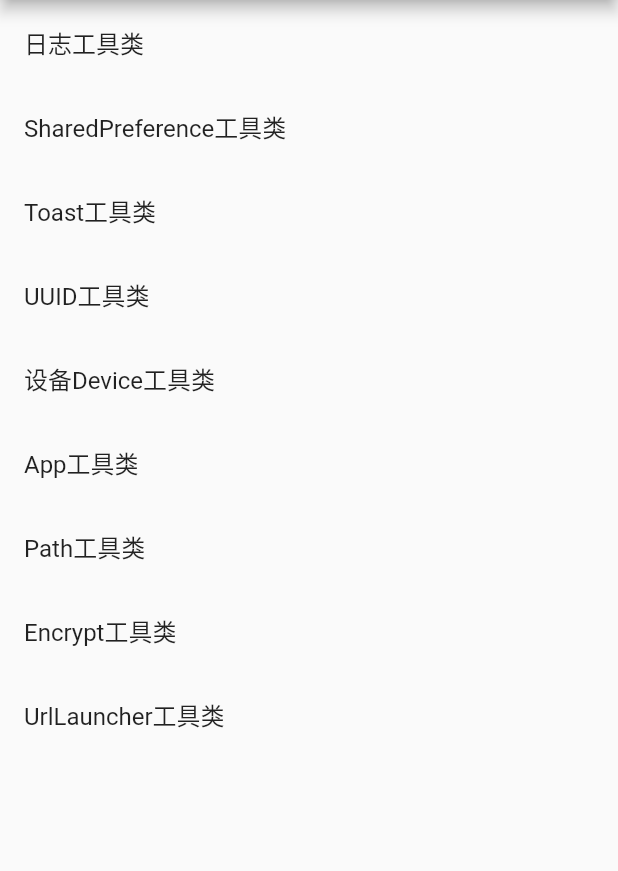
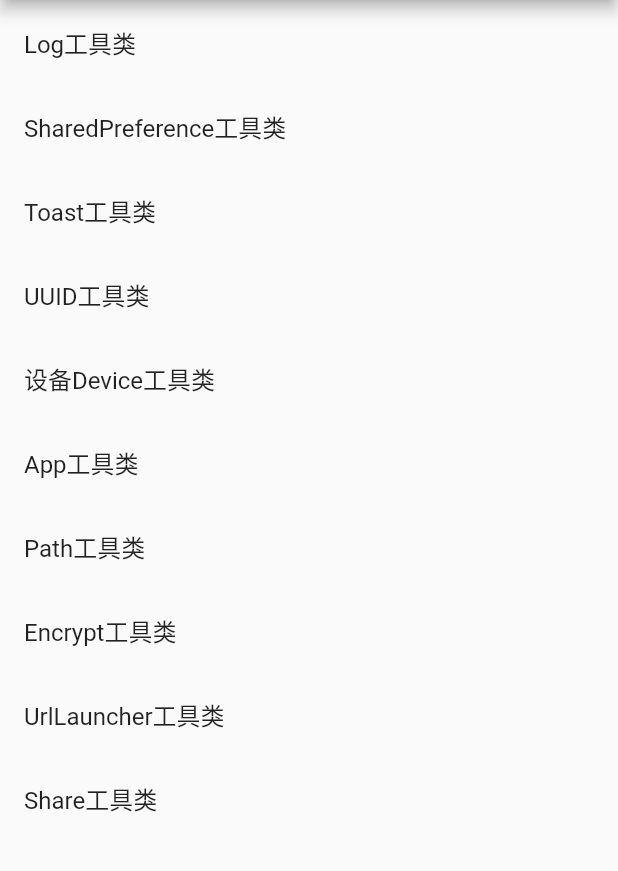
Before and after one commit to Fitem/flutter_util_code, a Flutter app: the screen it shows after launch, on a phone screen of 412 x 824 dp, the part 84-955 px from its top. Run offline on Flutter 3.47's test engine with Material 2 defaults, Android fonts, the phone set to English and light mode, and no system bars; our stand-ins replace device_info_plus, fluttertoast, get, package_info_plus, share_plus, shared_preferences; missing offline and left inert: android_id, encrypt, fast_rsa, pointycastle.

Commit message:
feat: 调整分享Demo页面

```diff
--- a/example/lib/function/home_page.dart
+++ b/example/lib/function/home_page.dart
@@ -8,7 +8,7 @@ class HomePage extends StatelessWidget {
   HomePage({super.key});
 
   final Map<String, String> _routerMap = {
-    RouterName.log: '日志工具类',
+    RouterName.log: 'Log工具类',
     RouterName.sharedPreference: 'SharedPreference工具类',
     RouterName.toast: 'Toast工具类',
     RouterName.uuid: 'UUID工具类',
@@ -17,6 +17,7 @@ class HomePage extends StatelessWidget {
     RouterName.path: 'Path工具类',
     RouterName.encrypt: 'Encrypt工具类',
     RouterName.urlLauncher: 'UrlLauncher工具类',
+    RouterName.share: 'Share工具类',
   };
 
   @override
--- a/example/lib/router/router_name.dart
+++ b/example/lib/router/router_name.dart
@@ -21,4 +21,6 @@ class RouterName {
   static String encrypt = "/encrypt";
   /// UrlLauncher工具类
   static String urlLauncher = "/url_launcher";
+  /// Share工具类
+  static String share = "/share";
 }
--- a/example/lib/router/router_page.dart
+++ b/example/lib/router/router_page.dart
@@ -1,9 +1,11 @@
+import 'package:flutter_util_code/share_utils.dart';
 import 'package:flutter_util_code_example/function/app_page.dart';
 import 'package:flutter_util_code_example/function/device_page.dart';
 import 'package:flutter_util_code_example/function/encrypted_page.dart';
 import 'package:flutter_util_code_example/function/home_page.dart';
 import 'package:flutter_util_code_example/function/log_page.dart';
 import 'package:flutter_util_code_example/function/path_page.dart';
+import 'package:flutter_util_code_example/function/share_page.dart';
 import 'package:flutter_util_code_example/function/shared_prefs/shared_prefs_page.dart';
 import 'package:flutter_util_code_example/function/toast_page.dart';
 import 'package:flutter_util_code_example/function/url_launcher_page.dart';
@@ -69,5 +71,10 @@ class RouterPage {
       name: RouterName.urlLauncher,
       page: () => const UrlLauncherPage(),
     ),
+    /// Share工具类页
+    GetPage(
+      name: RouterName.share,
+      page: () => const SharePage(),
+    ),
   ];
 }
```
Also changed, not shown: example/lib/function/share_page.dart (+26 -43 lines).
